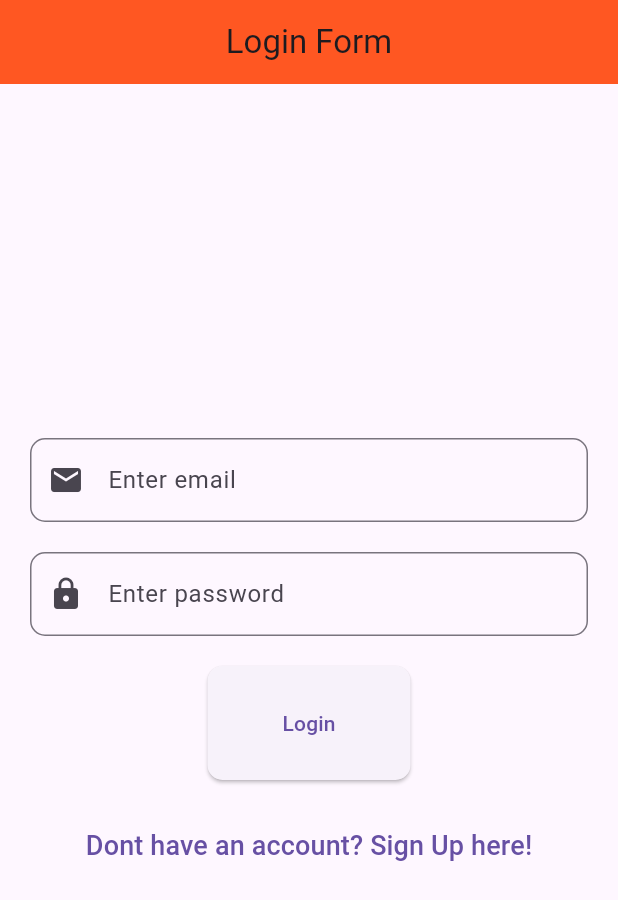
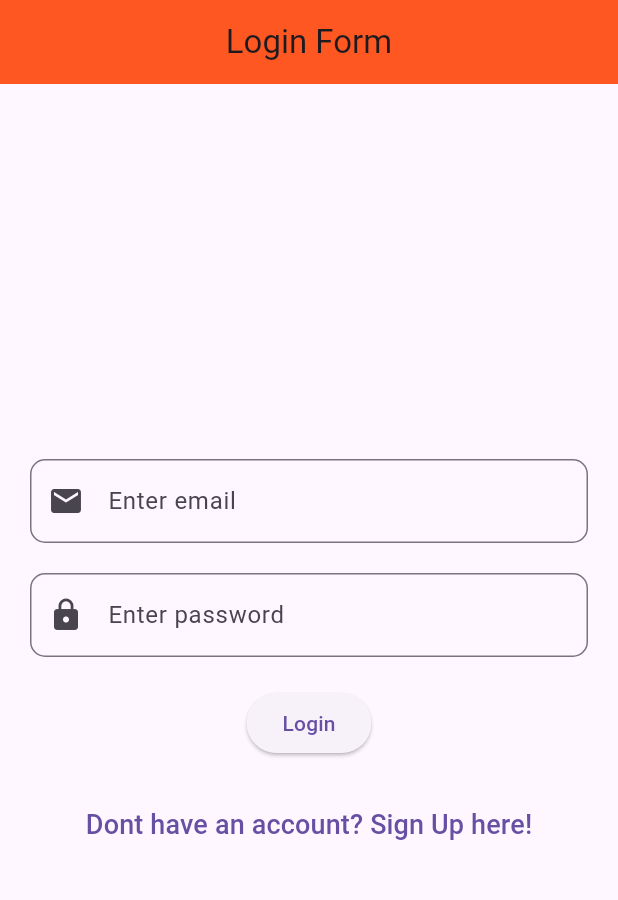
Before and after one commit to pradeepkmaran/newsify, a Flutter app: the screen it shows after launch, after a tap on "Dont have an account? Sign Up here!", after a tap on "Already have an account? Log in here!", on a phone screen of 412 x 824 dp. Shown: the top 900 px of the screen. Run offline on Flutter 3.47's test engine with Material 3 defaults, Android fonts, the phone set to English and light mode, and no system bars; our stand-ins replace firebase_core; accounts and stored records are empty.

```diff
--- a/lib/LoginPage.dart
+++ b/lib/LoginPage.dart
@@ -68,10 +68,10 @@ class _LoginFormState extends State<LoginForm> {
           String pw = pwController.text;
 
         },
-          style: ElevatedButton.styleFrom(padding: const EdgeInsets.symmetric(horizontal: 50, vertical: 28),
-              shape: RoundedRectangleBorder(
-                borderRadius: BorderRadius.circular(10.0),
-              )),
+          // style: ElevatedButton.styleFrom(padding: const EdgeInsets.symmetric(horizontal: 50, vertical: 28),
+          //     shape: RoundedRectangleBorder(
+          //       borderRadius: BorderRadius.circular(10.0),
+          //     )),
           child: const Text('Login'),
         ),
         const SizedBox(height: 20,),
--- a/lib/SignUp.dart
+++ b/lib/SignUp.dart
@@ -1,5 +1,4 @@
 import 'package:flutter/material.dart';
-
 import 'LoginPage.dart';
 
 class SignUp extends StatelessWidget {
--- a/lib/main.dart
+++ b/lib/main.dart
@@ -1,8 +1,11 @@
 import 'package:flutter/material.dart';
+import 'package:firebase_core/firebase_core.dart';
+import 'firebase_options.dart';
 
 import 'LoginPage.dart';
 
-void main() {
+void main() async {
+  WidgetsFlutterBinding.ensureInitialized();
   runApp(MaterialApp(home: LoginPage(),));
 }
 
--- a/pubspec.yaml
+++ b/pubspec.yaml
@@ -35,6 +35,7 @@ dependencies:
   # The following adds the Cupertino Icons font to your application.
   # Use with the CupertinoIcons class for iOS style icons.
   cupertino_icons: ^1.0.2
+  firebase_core: ^2.25.4
 
 dev_dependencies:
   flutter_test:
```
Also changed, not shown: lib/firebase_options.dart (added), pubspec.lock, 8 other files.
